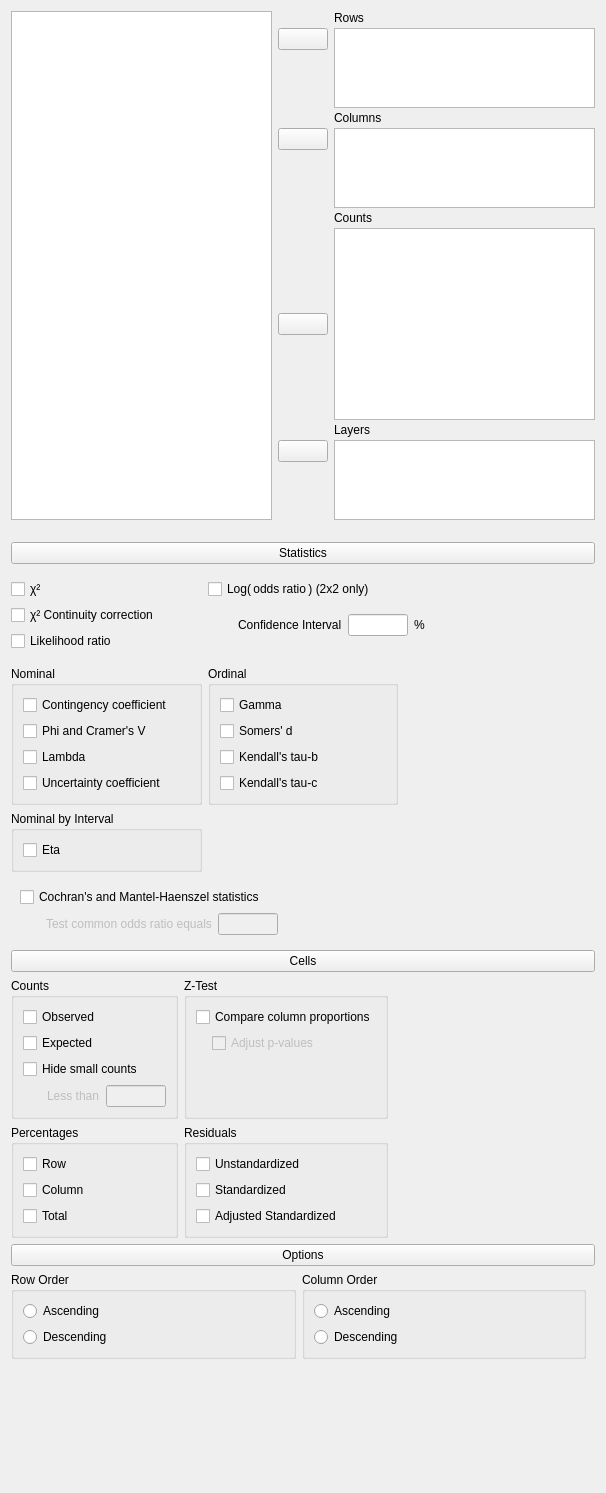
Qt form JASP-Desktop/analysisforms/contingencytablesform.ui (jasp-stats/jasp-desktop) before a commit.
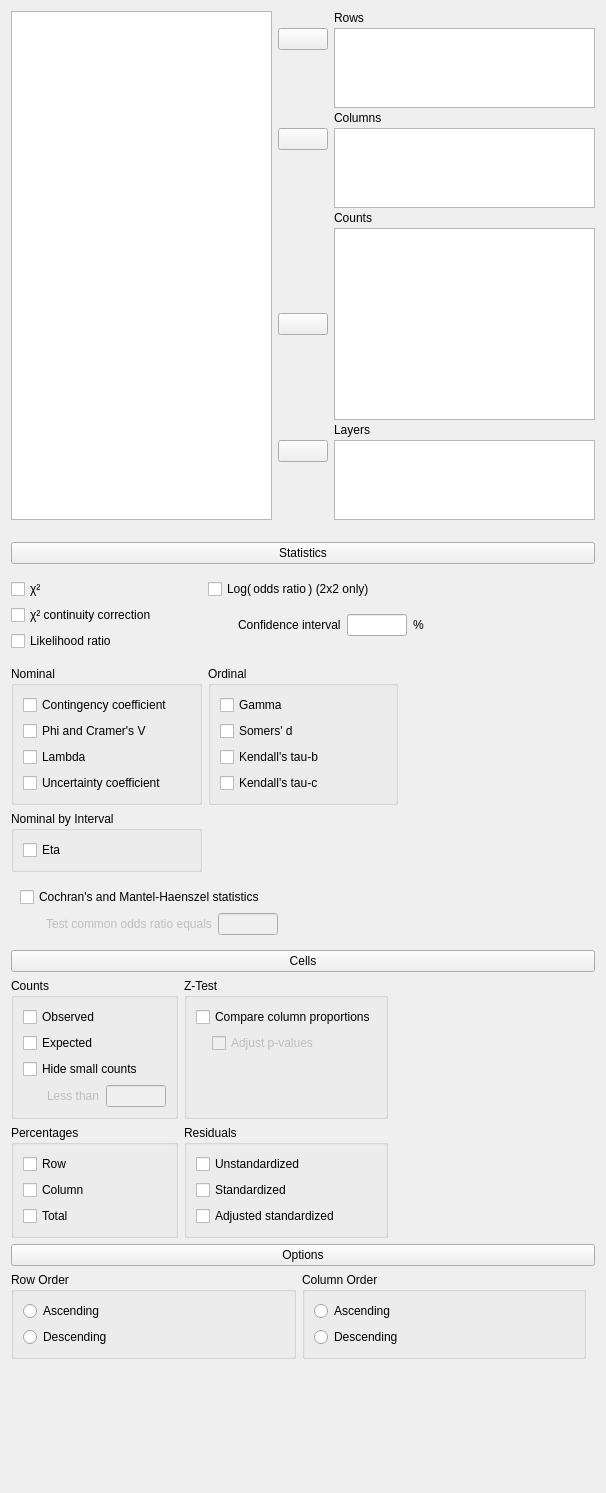
The same form after that commit. Custom widgets are drawn as their Qt base class.

Patch:
```diff
--- a/JASP-Desktop/analysisforms/contingencytablesform.ui
+++ b/JASP-Desktop/analysisforms/contingencytablesform.ui
@@ -398,7 +398,7 @@
             <item row="1" column="0">
              <widget class="BoundCheckBox" name="chiSquaredContinuityCorrection">
               <property name="text">
-               <string>χ² Continuity correction</string>
+               <string>χ² continuity correction</string>
               </property>
              </widget>
             </item>
@@ -442,7 +442,7 @@
                   </sizepolicy>
                  </property>
                  <property name="text">
-                  <string>Confidence Interval</string>
+                  <string>Confidence interval</string>
                  </property>
                 </widget>
                </item>
@@ -690,7 +690,7 @@
             <item row="2" column="0">
              <widget class="BoundCheckBox" name="residualsAdjustedStandardized">
               <property name="text">
-               <string>Adjusted Standardized</string>
+               <string>Adjusted standardized</string>
               </property>
              </widget>
             </item>
```
